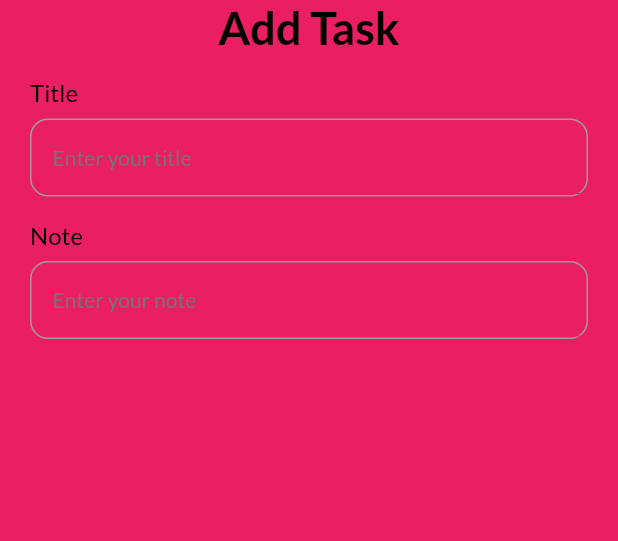
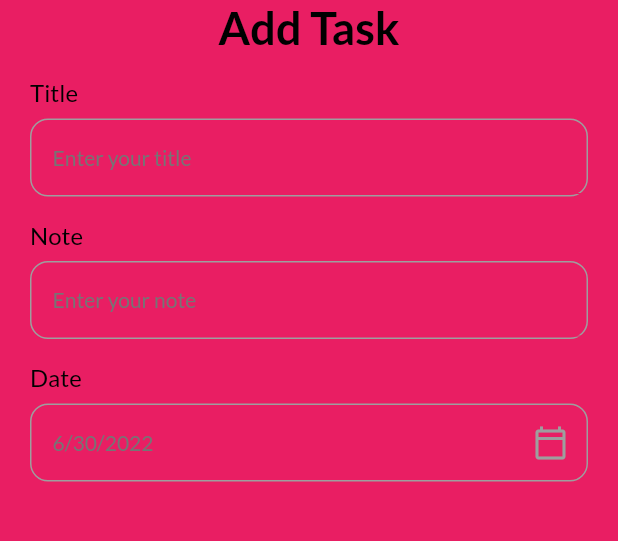
Before and after one commit to uazamula/todo_app, a Flutter app: the AddTaskPage screen opened directly, on a phone screen of 412 x 824 dp, the part 84-625 px from its top. Run offline on Flutter 3.47's test engine with Material 2 defaults, Android fonts, the phone set to English and light mode, and no system bars; our stand-ins replace date_picker_timeline, flutter_local_notifications, get, get_storage, google_fonts, timezone; accounts and stored records are empty.

Commit message:
+Part Two till 1:17:39

```diff
--- a/lib/ui/add_task_bar.dart
+++ b/lib/ui/add_task_bar.dart
@@ -2,6 +2,7 @@ import 'package:flutter/material.dart';
 import 'package:get/get.dart';
 import 'package:goals_app/ui/theme.dart';
 import 'package:goals_app/ui/widgets/input_field.dart';
+import 'package:intl/intl.dart';
 
 class AddTaskPage extends StatefulWidget {
   const AddTaskPage({Key? key}) : super(key: key);
@@ -12,6 +13,7 @@ class AddTaskPage extends StatefulWidget {
 
 class _AddTaskPageState extends State<AddTaskPage> {
   DateTime _selectedDate = DateTime.now();
+
   @override
   Widget build(BuildContext context) {
     return Scaffold(
@@ -24,13 +26,27 @@ class _AddTaskPageState extends State<AddTaskPage> {
             children: [
               Text('Add Task', style: headingStyle),
               MyInputField(title: 'Title', hint: 'Enter your title'),
-              MyInputField(title: 'Note', hint: 'Enter your note')
+              MyInputField(title: 'Note', hint: 'Enter your note'),
+              MyInputField(
+                title: 'Date',
+                hint: DateFormat.yMd().format(_selectedDate),
+                widget: IconButton(
+                  icon: Icon(
+                    Icons.calendar_today_outlined,
+                    color: Colors.grey,
+                  ),
+                  onPressed: () {
+                    _getDateFromUser();
+                  },
+                ),
+              )
             ],
           ),
         ),
       ),
     );
   }
+
   _buildAppBar(BuildContext context) {
     return AppBar(
       elevation: 0,
@@ -52,4 +68,20 @@ class _AddTaskPageState extends State<AddTaskPage> {
       ],
     );
   }
+
+  _getDateFromUser() async {
+    DateTime? _pickerDate = await showDatePicker(
+        context: context,
+        initialDate: DateTime.now(),
+        firstDate: DateTime(2020),
+        lastDate: DateTime(2027));
+    if(_pickerDate!=null){
+      setState(() {
+        _selectedDate = _pickerDate;
+        print(_selectedDate);
+      });
+    } else{
+      print('something is wrong');
+    }
+  }
 }
--- a/lib/ui/widgets/input_field.dart
+++ b/lib/ui/widgets/input_field.dart
@@ -43,6 +43,7 @@ class MyInputField extends StatelessWidget {
             children: [
               Expanded(
                 child: TextFormField(
+                  readOnly: widget==null?false:true,
                   autofocus: false,
                   cursorColor: Get.isDarkMode?Colors.grey[100]:Colors.grey[700],
                   controller: controller,
@@ -65,6 +66,7 @@ class MyInputField extends StatelessWidget {
                   ),
                 ),
               ),
+              widget==null? Container():Container(child: widget,)
             ],
           ),
         )],
```
